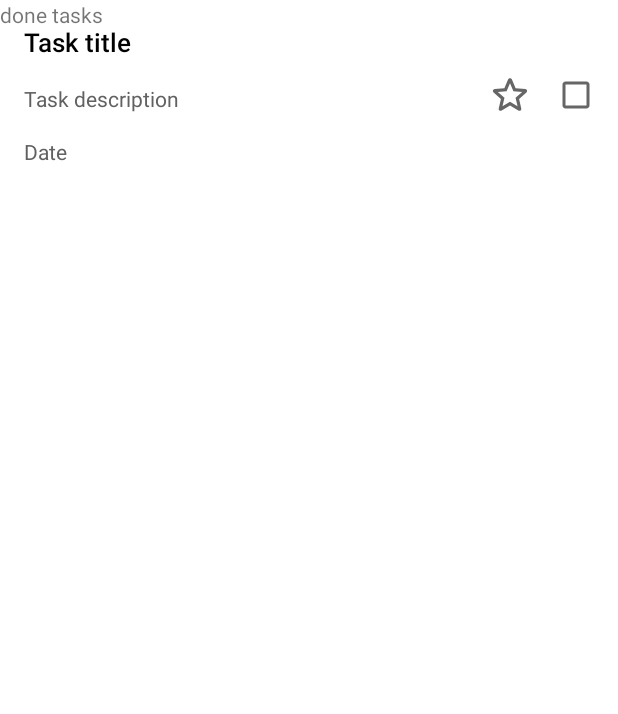
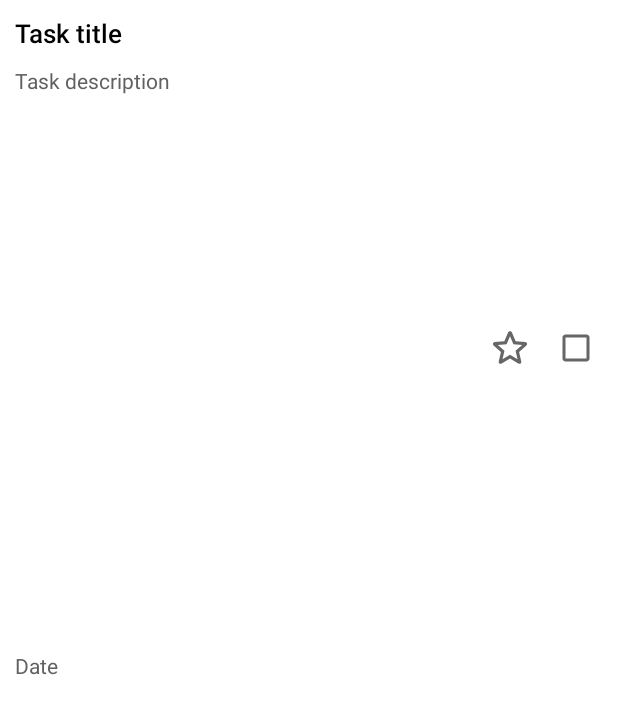
Before and after one commit to dkozykowski/ToDos, an Android app: the layout fragment_done_tasks.xml on its own in the app's theme, with its tools: preview values and no code run, on a phone screen of 412 x 824 dp. Shown: the top 714 px of the screen. Run offline under Robolectric (Android 15) with nearby library versions, the phone set to English and light mode, and no system bars.

```diff
--- a/app/src/main/java/com/gmail/dkozykowski/ItemListView.kt
+++ b/app/src/main/java/com/gmail/dkozykowski/ItemListView.kt
@@ -18,20 +18,24 @@
         layoutParams = ViewGroup.LayoutParams(LayoutParams.MATCH_PARENT, LayoutParams.WRAP_CONTENT)
     }
 
-    fun bind(task: Task, deleteCallback: () -> Unit, updateCallback: (Task) -> Unit) {
+    fun bind(task: Task, deleteCallback: () -> Unit, updateCallback: (task: Task) -> Unit) {
         binding.title.text = task.title
         binding.description.text = task.description
         binding.date.text = getDateFromLong(task.date)
         binding.doneCheckbox.isChecked = task.done
+
         binding.doneCheckbox.setOnCheckedChangeListener { _, isChecked ->
             task.done = isChecked
             updateCallback(task)
         }
+
         binding.importantTaskCheckbox.setChecked(task.important, animate = false)
+
         binding.importantTaskCheckbox.setOnCheckStateListener {
             task.important = it
             updateCallback(task)
         }
+
         //todo binding delete setonclick
     }
 }
--- a/app/src/main/res/layout/fragment_done_tasks.xml
+++ b/app/src/main/res/layout/fragment_done_tasks.xml
@@ -19,14 +19,5 @@
                 tools:listitem="@layout/view_task_item" />
 
         </androidx.swiperefreshlayout.widget.SwipeRefreshLayout>
-
-
-        <androidx.appcompat.widget.AppCompatTextView
-            android:layout_width="wrap_content"
-            android:layout_height="wrap_content"
-            android:text="done tasks"
-            app:layout_constraintStart_toStartOf="parent"
-            app:layout_constraintTop_toTopOf="parent" />
-
     </androidx.constraintlayout.widget.ConstraintLayout>
 </layout>
--- a/app/src/main/res/layout/view_task_item.xml
+++ b/app/src/main/res/layout/view_task_item.xml
@@ -1,6 +1,5 @@
 <?xml version="1.0" encoding="utf-8"?>
-<layout xmlns:tools="http://schemas.android.com/tools"
-    xmlns:android="http://schemas.android.com/apk/res/android"
+<layout xmlns:android="http://schemas.android.com/apk/res/android"
     xmlns:app="http://schemas.android.com/apk/res-auto">
 
     <androidx.constraintlayout.widget.ConstraintLayout
@@ -14,13 +13,14 @@
             android:id="@+id/title"
             android:layout_width="0dp"
             android:layout_height="wrap_content"
-            android:layout_margin="16dp"
+            android:layout_margin="10dp"
+            android:layout_marginStart="16dp"
             android:ellipsize="end"
+            android:fontFamily="sans-serif-medium"
             android:maxLines="1"
-            android:textSize="17dp"
-            android:fontFamily="sans-serif-medium"
             android:text="Task title"
             android:textColor="@color/md_black_1000"
+            android:textSize="17dp"
             app:layout_constraintEnd_toStartOf="@+id/importantTaskCheckbox"
             app:layout_constraintStart_toStartOf="parent"
             app:layout_constraintTop_toTopOf="parent" />
@@ -29,7 +29,8 @@
             android:id="@+id/description"
             android:layout_width="0dp"
             android:layout_height="wrap_content"
-            android:layout_margin="16dp"
+            android:layout_margin="10dp"
+            android:layout_marginStart="16dp"
             android:ellipsize="end"
             android:maxLength="300"
             android:text="Task description"
@@ -42,11 +43,13 @@
             android:id="@+id/date"
             android:layout_width="0dp"
             android:layout_height="wrap_content"
-            android:layout_margin="16dp"
+            android:layout_margin="10dp"
+            android:layout_marginStart="16dp"
             android:ellipsize="end"
             android:maxLength="10"
             android:text="Date"
             android:textColor="@color/md_grey_700"
+            app:layout_constraintBottom_toBottomOf="parent"
             app:layout_constraintEnd_toStartOf="@+id/importantTaskCheckbox"
             app:layout_constraintStart_toStartOf="parent"
             app:layout_constraintTop_toBottomOf="@id/description" />
@@ -60,7 +63,6 @@
             app:layout_constraintEnd_toStartOf="@+id/doneCheckbox"
             app:layout_constraintTop_toTopOf="@+id/title" />
 
-
         <androidx.appcompat.widget.AppCompatCheckBox
             android:id="@+id/doneCheckbox"
             android:layout_width="32dp"
```
Also changed, not shown: app/src/main/java/com/gmail/dkozykowski/TaskAdapter.kt (+20 -7 lines), app/src/main/res/layout/fragment_important_tasks.xml (+0 -10 lines).
